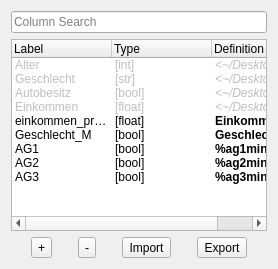
EinDamian/discrete-choice, file src/view/ui/columns.ui: the form before one commit.
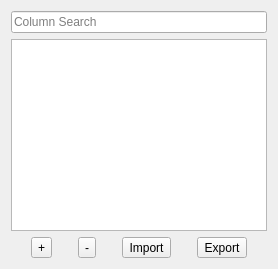
The form after the commit. Icons and pictures are not drawn.

Commit message: change Qt widgets to views

```diff
--- a/src/view/ui/columns.ui
+++ b/src/view/ui/columns.ui
@@ -11,199 +11,13 @@
     </widget>
    </item>
    <item>
-    <widget class="QTreeWidget" name="table">
+    <widget class="QTreeView" name="table">
      <property name="indentation">
       <number>0</number>
      </property>
-     <attribute name="headerDefaultSectionSize">
+     <attribute name="headerMinimumSectionSize">
       <number>100</number>
      </attribute>
-     <column>
-      <property name="text">
-       <string>Label</string>
-      </property>
-     </column>
-     <column>
-      <property name="text">
-       <string>Type</string>
-      </property>
-     </column>
-     <column>
-      <property name="text">
-       <string>Definition</string>
-      </property>
-     </column>
-     <item>
-      <property name="text">
-       <string>Alter</string>
-      </property>
-      <property name="text">
-       <string>[int]</string>
-      </property>
-      <property name="text">
-       <string>&lt;~/Desktop/input.csv&gt;{Alter}</string>
-      </property>
-      <property name="font">
-       <font>
-        <italic>true</italic>
-       </font>
-      </property>
-      <property name="flags">
-       <set>ItemIsSelectable|ItemIsDragEnabled|ItemIsDropEnabled|ItemIsUserCheckable</set>
-      </property>
-     </item>
-     <item>
-      <property name="text">
-       <string>Geschlecht</string>
-      </property>
-      <property name="text">
-       <string>[str]</string>
-      </property>
-      <property name="text">
-       <string>&lt;~/Desktop/input.csv&gt;{Geschlecht}</string>
-      </property>
-      <property name="font">
-       <font>
-        <italic>true</italic>
-       </font>
-      </property>
-      <property name="flags">
-       <set>ItemIsSelectable|ItemIsDragEnabled|ItemIsDropEnabled|ItemIsUserCheckable</set>
-      </property>
-     </item>
-     <item>
-      <property name="text">
-       <string>Autobesitz</string>
-      </property>
-      <property name="text">
-       <string>[bool]</string>
-      </property>
-      <property name="text">
-       <string>&lt;~/Desktop/input.csv&gt;{Autobesitz}</string>
-      </property>
-      <property name="font">
-       <font>
-        <italic>true</italic>
-       </font>
-      </property>
-      <property name="flags">
-       <set>ItemIsSelectable|ItemIsDragEnabled|ItemIsDropEnabled|ItemIsUserCheckable</set>
-      </property>
-     </item>
-     <item>
-      <property name="text">
-       <string>Einkommen</string>
-      </property>
-      <property name="text">
-       <string>[float]</string>
-      </property>
-      <property name="text">
-       <string>&lt;~/Desktop/input.csv&gt;{Einkommen}</string>
-      </property>
-      <property name="font">
-       <font>
-        <italic>true</italic>
-       </font>
-      </property>
-      <property name="flags">
-       <set>ItemIsSelectable|ItemIsDragEnabled|ItemIsDropEnabled|ItemIsUserCheckable</set>
-      </property>
-     </item>
-     <item>
-      <property name="text">
-       <string>einkommen_pro_alter</string>
-      </property>
-      <property name="text">
-       <string>[float]</string>
-      </property>
-      <property name="text">
-       <string>Einkommen / Alter</string>
-      </property>
-      <property name="font">
-       <font>
-        <bold>true</bold>
-       </font>
-      </property>
-      <property name="flags">
-       <set>ItemIsSelectable|ItemIsEditable|ItemIsDragEnabled|ItemIsDropEnabled|ItemIsUserCheckable|ItemIsEnabled</set>
-      </property>
-     </item>
-     <item>
-      <property name="text">
-       <string>Geschlecht_M</string>
-      </property>
-      <property name="text">
-       <string>[bool]</string>
-      </property>
-      <property name="text">
-       <string>Geschlecht == 'M'</string>
-      </property>
-      <property name="font">
-       <font>
-        <bold>true</bold>
-       </font>
-      </property>
-      <property name="flags">
-       <set>ItemIsSelectable|ItemIsEditable|ItemIsDragEnabled|ItemIsDropEnabled|ItemIsUserCheckable|ItemIsEnabled</set>
-      </property>
-     </item>
-     <item>
-      <property name="text">
-       <string>AG1</string>
-      </property>
-      <property name="text">
-       <string>[bool]</string>
-      </property>
-      <property name="text">
-       <string>%ag1min &lt;= Alter &lt; %ag2min</string>
-      </property>
-      <property name="font">
-       <font>
-        <bold>true</bold>
-       </font>
-      </property>
-      <property name="flags">
-       <set>ItemIsSelectable|ItemIsEditable|ItemIsDragEnabled|ItemIsDropEnabled|ItemIsUserCheckable|ItemIsEnabled</set>
-      </property>
-     </item>
-     <item>
-      <property name="text">
-       <string>AG2</string>
-      </property>
-      <property name="text">
-       <string>[bool]</string>
-      </property>
-      <property name="text">
-       <string>%ag2min &lt;= Alter &lt; %ag3min</string>
-      </property>
-      <property name="font">
-       <font>
-        <bold>true</bold>
-       </font>
-      </property>
-      <property name="flags">
-       <set>ItemIsSelectable|ItemIsEditable|ItemIsDragEnabled|ItemIsDropEnabled|ItemIsUserCheckable|ItemIsEnabled</set>
-      </property>
-     </item>
-     <item>
-      <property name="text">
-       <string>AG3</string>
-      </property>
-      <property name="text">
-       <string>[bool]</string>
-      </property>
-      <property name="text">
-       <string>%ag3min &lt;= Alter</string>
-      </property>
-      <property name="font">
-       <font>
-        <bold>true</bold>
-       </font>
-      </property>
-      <property name="flags">
-       <set>ItemIsSelectable|ItemIsEditable|ItemIsDragEnabled|ItemIsDropEnabled|ItemIsUserCheckable|ItemIsEnabled</set>
-      </property>
-     </item>
     </widget>
    </item>
    <item>
```
Left out of the diff: 16 changed lines with no effect on the pictures. The commit also changes 3 other files.
